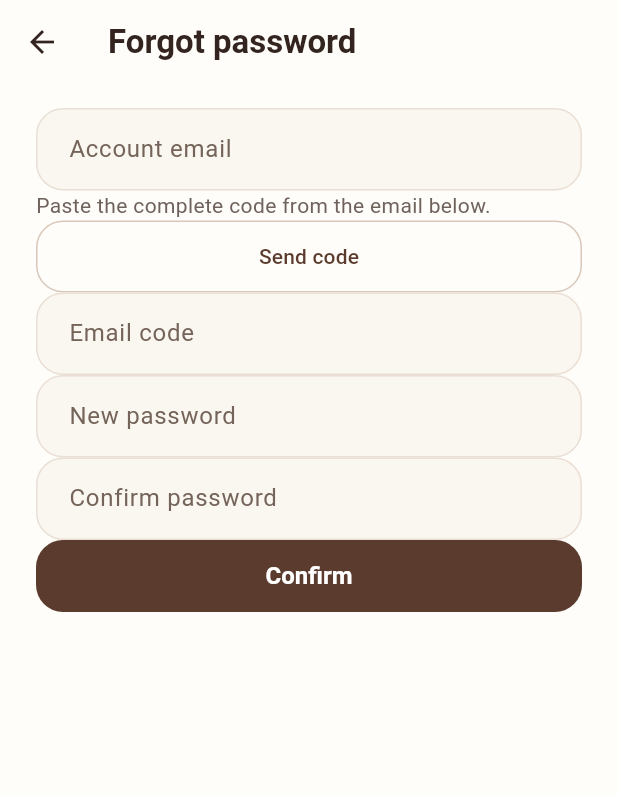
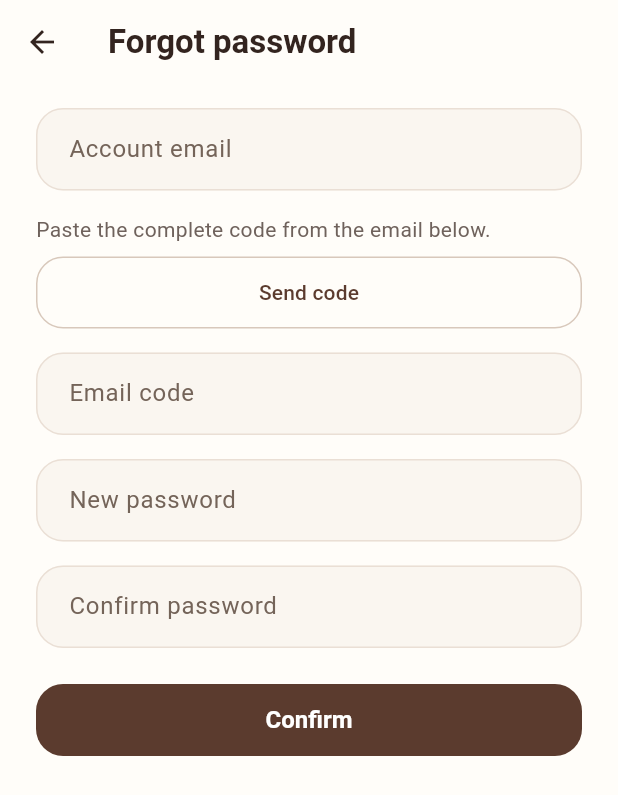
Before and after one commit to 543369/flutter, a Flutter app: the screen it shows after launch, after a tap on "Forgot password?", on a phone screen of 412 x 824 dp. Shown: the top 795 px of the screen. Run offline on Flutter 3.47's test engine with Material 3 defaults, Android fonts, the phone set to English and light mode, and no system bars; our stand-ins replace flutter_local_notifications, flutter_secure_storage, flutter_timezone, image_picker, pdf, printing and 2 more; missing offline and left inert: file_selector; Roboto replaces fonts that are missing (SF Pro Display).

Commit message:
fix(ui): 统一选择框圆角反馈、菜单间距与页面操作间距

```diff
--- a/mobile/lib/app/home_shell.dart
+++ b/mobile/lib/app/home_shell.dart
@@ -515,6 +515,7 @@ class CareHomeState extends State<CareHome> with WidgetsBindingObserver {
                 TextButton(
                     onPressed: busy ? null : () => perform(() async {}),
                     child: Text(t('检查权限', 'Check access'))),
+                const SizedBox(height: AppSpacing.inline),
                 OutlinedButton(
                     onPressed: busy
                         ? null
@@ -522,6 +523,7 @@ class CareHomeState extends State<CareHome> with WidgetsBindingObserver {
                               await widget.api.request('POST', '/family/leave');
                             }),
                     child: Text(t('退出当前家庭', 'Leave household'))),
+                const SizedBox(height: AppSpacing.inline),
                 TextButton(
                     onPressed: busy ? null : () => perform(widget.api.logout),
                     child: Text(t('退出登录', 'Sign out'))),
--- a/mobile/lib/features/auth/account_security_page.dart
+++ b/mobile/lib/features/auth/account_security_page.dart
@@ -208,6 +208,7 @@ class _AccountSecurityPageState extends State<AccountSecurityPage> {
                   const SizedBox(height: AppSpacing.item),
                   Text(t('修改后保留本次登录，其他会话将退出。',
                       'This session stays signed in. All other sessions will be signed out.')),
+                  const SizedBox(height: AppSpacing.inline),
                   FilledButton(
                       onPressed: busy ? null : changePassword,
                       child: Text(t('修改密码', 'Change password'))),
--- a/mobile/lib/features/auth/auth_panel.dart
+++ b/mobile/lib/features/auth/auth_panel.dart
@@ -230,6 +230,7 @@ class _AuthPanelState extends State<AuthPanel> {
                             : registering
                                 ? t('注册并登录', 'Create account')
                                 : t('登录', 'Sign in'))),
+                    const SizedBox(height: AppSpacing.inline),
                     if (!widget.binding && !registering)
                       TextButton(
                           onPressed: busy
@@ -241,9 +242,12 @@ class _AuthPanelState extends State<AuthPanel> {
                                           api: widget.api, recovery: true))),
                           child: Text(t('忘记密码？', 'Forgot password?'))),
                     if (!widget.binding && Platform.isIOS)
-                      OutlinedButton(
-                          onPressed: busy ? null : apple,
-                          child: Text(t('通过 Apple 登录', 'Sign in with Apple'))),
+                      Padding(
+                          padding: const EdgeInsets.symmetric(vertical: AppSpacing.inline),
+                          child: OutlinedButton(
+                              onPressed: busy ? null : apple,
+                              child: Text(
+                                  t('通过 Apple 登录', 'Sign in with Apple')))),
                     if (!widget.binding)
                       TextButton(
                           onPressed: busy
--- a/mobile/lib/features/auth/email_action_page.dart
+++ b/mobile/lib/features/auth/email_action_page.dart
@@ -95,22 +95,27 @@ class _EmailActionPageState extends State<EmailActionPage> {
               keyboardType: TextInputType.emailAddress,
               decoration:
                   InputDecoration(labelText: t('注册邮箱', 'Account email'))),
+        const SizedBox(height: AppSpacing.content),
         Text(t('将邮件中的完整验证码粘贴到下方。',
             'Paste the complete code from the email below.')),
+        const SizedBox(height: AppSpacing.inline),
         OutlinedButton(
             onPressed: busy ? null : () => act(true),
             child: Text(t('发送验证码', 'Send code'))),
+        const SizedBox(height: AppSpacing.content),
         TextField(
             controller: code,
             enabled: !busy,
             autocorrect: false,
             decoration: InputDecoration(labelText: t('邮箱验证码', 'Email code'))),
         if (widget.recovery) ...[
+          const SizedBox(height: AppSpacing.content),
           TextField(
               controller: password,
               enabled: !busy,
               obscureText: true,
               decoration: InputDecoration(labelText: t('新密码', 'New password'))),
+          const SizedBox(height: AppSpacing.content),
           TextField(
               controller: confirmation,
               enabled: !busy,
@@ -118,7 +123,9 @@ class _EmailActionPageState extends State<EmailActionPage> {
               decoration:
                   InputDecoration(labelText: t('确认新密码', 'Confirm password'))),
         ],
+        const SizedBox(height: AppSpacing.content),
         if (message != null) Text(message!),
+        const SizedBox(height: AppSpacing.inline),
         FilledButton(
             onPressed: busy ? null : () => act(false),
             child: Text(t('确认', 'Confirm'))),
```
Also changed, not shown: mobile/lib/core/widgets/app_select.dart (added, +71 -0 lines), mobile/lib/features/benefits/benefits_page.dart (+6 -10 lines), mobile/lib/features/care/task_form_dialog.dart (+3 -11 lines), mobile/lib/features/family/household_management_pages.dart (+2 -6 lines), mobile/lib/features/health/health_pages.dart (+2 -6 lines), mobile/lib/features/pets/pet_form_dialog.dart (+2 -5 lines), 3 other files.
